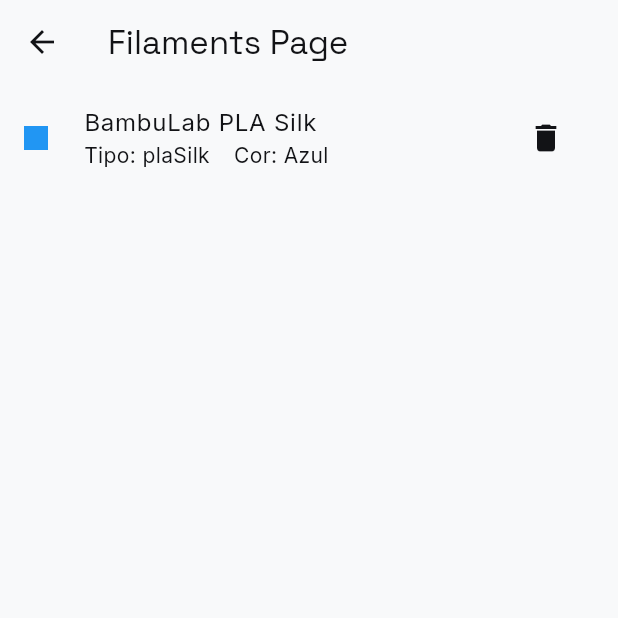
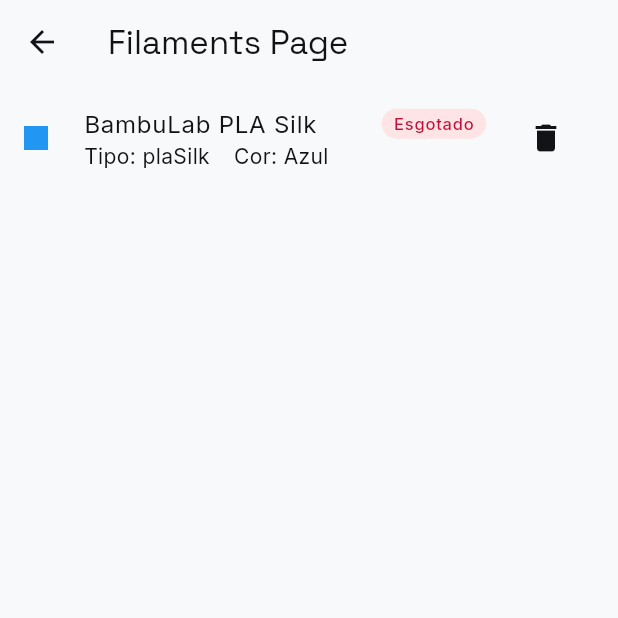
Before and after one commit to felipepcmourao/filament_os, a Flutter app: the FilamentsPage screen opened directly, after a tap on "Adicionar Filamento", on a phone screen of 412 x 824 dp, the top half of it. Run offline on Flutter 3.47's test engine with Material 3 defaults, Android fonts, the light colour scheme and no system bars; our stand-ins replace equatable, google_fonts.

Commit message:
feat(theme): adiciona ThemeExtension de estado de estoque e aplica na lista
StockStatus (saudável/baixo/esgotado) mora em shared/presentation, não em features/filaments, porque a classificação de estoque de um Filament é reaproveitável por outras features (ex: dashboard). O factory StockStatus.fromWeight usa um limiar fixo de 100g por enquanto — 'definido pelo usuário' fica como próximo passo, sem UI de configuração ainda.

AppColors ganha healthyStock/exhaustedStock com tons próprios (verde-esmeralda/rosa), distintos de success/failed mesmo onde os valores coincidiam por acaso no tema escuro. StockStatusMaterial traduz o enum para um Record (content, container) do AppColors.

Badge aplicado na FilamentsPage finalmente usa o AppRadius.pill (criado no item 1, sem uso até agora). Novo token AppSpacing.xxs para o padding pequeno do badge.

```diff
--- a/lib/core/theme/app_colors.dart
+++ b/lib/core/theme/app_colors.dart
@@ -9,6 +9,10 @@
   final Color failedContainer;
   final Color lowStock;
   final Color lowStockContainer;
+  final Color healthyStock;
+  final Color healthyStockContainer;
+  final Color exhaustedStock;
+  final Color exhaustedStockContainer;
 
   const AppColors({
     required this.printing,
@@ -19,6 +23,10 @@
     required this.failedContainer,
     required this.lowStock,
     required this.lowStockContainer,
+    required this.healthyStock,
+    required this.healthyStockContainer,
+    required this.exhaustedStock,
+    required this.exhaustedStockContainer,
   });
 
   @override
@@ -31,6 +39,10 @@
     Color? failedContainer,
     Color? lowStock,
     Color? lowStockContainer,
+    Color? healthyStock,
+    Color? healthyStockContainer,
+    Color? exhaustedStock,
+    Color? exhaustedStockContainer,
   }) {
     return AppColors(
       printing: printing ?? this.printing,
@@ -41,6 +53,12 @@
       failedContainer: failedContainer ?? this.failedContainer,
       lowStock: lowStock ?? this.lowStock,
       lowStockContainer: lowStockContainer ?? this.lowStockContainer,
+      healthyStock: healthyStock ?? this.healthyStock,
+      healthyStockContainer:
+          healthyStockContainer ?? this.healthyStockContainer,
+      exhaustedStock: exhaustedStock ?? this.exhaustedStock,
+      exhaustedStockContainer:
+          exhaustedStockContainer ?? this.exhaustedStockContainer,
     );
   }
 
@@ -71,6 +89,18 @@
           other.lowStockContainer,
           t,
         )!,
+        healthyStock: Color.lerp(healthyStock, other.healthyStock, t)!,
+        healthyStockContainer: Color.lerp(
+          healthyStockContainer,
+          other.healthyStockContainer,
+          t,
+        )!,
+        exhaustedStock: Color.lerp(exhaustedStock, other.exhaustedStock, t)!,
+        exhaustedStockContainer: Color.lerp(
+          exhaustedStockContainer,
+          other.exhaustedStockContainer,
+          t,
+        )!,
       );
     }
     return this;
@@ -85,6 +115,10 @@
     failedContainer: Color(0xFF372121),
     lowStock: Color(0xFFFBBF24),
     lowStockContainer: Color(0xFF372E15),
+    healthyStock: Color(0xFF34D399),
+    healthyStockContainer: Color(0xFF173128),
+    exhaustedStock: Color(0xFFFB7185),
+    exhaustedStockContainer: Color(0xFF372124),
   );
 
   static const light = AppColors(
@@ -96,5 +130,9 @@
     failedContainer: Color(0xFFFEE2E2),
     lowStock: Color(0xFFB45309),
     lowStockContainer: Color(0xFFFEF3C7),
+    healthyStock: Color(0xFF0F766E),
+    healthyStockContainer: Color(0xFFCCFBF1),
+    exhaustedStock: Color(0xFFBE123C),
+    exhaustedStockContainer: Color(0xFFFFE4E6),
   );
 }
--- a/lib/core/theme/app_spacing.dart
+++ b/lib/core/theme/app_spacing.dart
@@ -1,4 +1,5 @@
 class AppSpacing {
+  static const double xxs = 2;
   static const double xs = 8;
   static const double sm = 16;
   static const double md = 24;
--- a/lib/features/filaments/presentation/filaments_page.dart
+++ b/lib/features/filaments/presentation/filaments_page.dart
@@ -1,3 +1,5 @@
+import 'package:filament_os/core/theme/app_colors.dart';
+import 'package:filament_os/core/theme/app_radius.dart';
 import 'package:filament_os/core/theme/app_spacing.dart';
 import 'package:filament_os/features/filaments/data/filament_repository_fake_impl.dart';
 import 'package:filament_os/features/filaments/domain/filament.dart';
@@ -6,6 +8,8 @@
 import 'package:filament_os/features/filaments/presentation/filament_color_material.dart';
 import 'package:filament_os/shared/domain/money.dart';
 import 'package:filament_os/shared/domain/weight.dart';
+import 'package:filament_os/shared/presentation/stock_status.dart';
+import 'package:filament_os/shared/presentation/stock_status_material.dart';
 import 'package:flutter/material.dart';
 
 class FilamentsPage extends StatefulWidget {
@@ -66,9 +70,7 @@
                           type: FilamentType.plaSilk,
                           diameterInMms: 1.75,
                           color: FilamentColor.blue,
-                          weightInGrams: Weight.fromGrams(
-                            weightInGrams: 1000.20,
-                          ),
+                          weightInGrams: Weight.fromGrams(weightInGrams: 0),
                           totalCost: Money(
                             amountInCents: 1000,
                             currency: 'EUR',
@@ -91,16 +93,56 @@
                     itemCount: filamentList.length,
                     itemBuilder: (context, int index) {
                       final filament = filamentList[index];
+                      final status = StockStatus.fromWeight(
+                        filament.weightInGrams,
+                      );
+                      final color = Theme.of(context).extension<AppColors>();
                       return ListTile(
-                        title: Text(filament.name),
+                        title: Row(
+                          mainAxisAlignment: MainAxisAlignment.spaceBetween,
+                          children: [
+                            Text(filament.name),
+                            Container(
+                              decoration: BoxDecoration(
+                                borderRadius: BorderRadius.circular(
+                                  AppRadius.pill,
+                                ),
+                                color: status.toMaterial(color!).container,
+                              ),
+                              child: Center(
+                                child: Padding(
+                                  padding: const EdgeInsets.symmetric(
+                                    horizontal: AppSpacing.xs,
+                                    vertical: AppSpacing.xxs,
+                                  ),
+                                  child: Text(
+                                    status.label,
+                                    style: Theme.of(context)
+                                        .textTheme
+                                        .labelSmall!
+                                        .apply(
+                                          color: status
+                                              .toMaterial(color)
+                                              .content,
+                                        ),
+                                  ),
+                                ),
+                              ),
+                            ),
+                          ],
+                        ),
                         subtitle: Row(
                           children: [
                             Text('Tipo: ${filament.type.name}'),
                             const VerticalDivider(),
-                            Text('Cor: ${filament.color.label}')
+                            Text('Cor: ${filament.color.label}'),
                           ],
                         ),
-                        leading: Container(color: filament.color.toMaterial(), height: AppSpacing.sm, width: AppSpacing.sm,),
+                        leading: Container(
+                          color: filament.color.toMaterial(),
+                          height: AppSpacing.sm,
+                          width: AppSpacing.sm,
+                        ),
                         trailing: IconButton(
                           onPressed: () async {
                             await filamentRepository.remove(filament.id);
--- /dev/null
+++ b/lib/shared/presentation/stock_status.dart
@@ -0,0 +1,22 @@
+import 'package:filament_os/shared/domain/weight.dart';
+
+enum StockStatus {
+  healthy('Saudável'),
+  low('Baixo'),
+  exhausted('Esgotado');
+
+  final String label;
+
+  const StockStatus(this.label);
+
+  factory StockStatus.fromWeight(Weight weight) {
+    if (weight.isZero) return StockStatus.exhausted;
+    if (weight < Weight.fromGrams(weightInGrams: 100)) return StockStatus.low;
+    return StockStatus.healthy;
+  }
+
+  @override
+  String toString() {
+    return label;
+  }
+}
--- /dev/null
+++ b/lib/shared/presentation/stock_status_material.dart
@@ -0,0 +1,22 @@
+import 'package:filament_os/core/theme/app_colors.dart';
+import 'package:filament_os/shared/presentation/stock_status.dart';
+import 'package:flutter/material.dart';
+
+extension StockStatusMaterial on StockStatus {
+  ({Color content, Color container}) toMaterial(AppColors colors) {
+    switch (this) {
+      case StockStatus.exhausted:
+        return (
+          container: colors.exhaustedStockContainer,
+          content: colors.exhaustedStock,
+        );
+      case StockStatus.low:
+        return (container: colors.lowStockContainer, content: colors.lowStock);
+      case StockStatus.healthy:
+        return (
+          container: colors.healthyStockContainer,
+          content: colors.healthyStock,
+        );
+    }
+  }
+}
```
Also changed, not shown: lib/features/filaments/presentation/filament_color_material.dart (+14 -8 lines).
